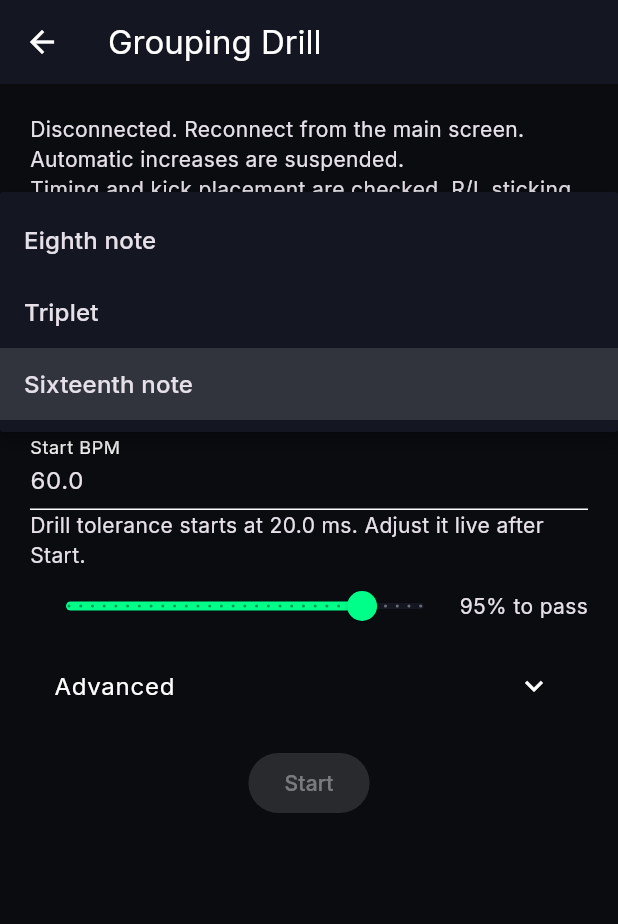
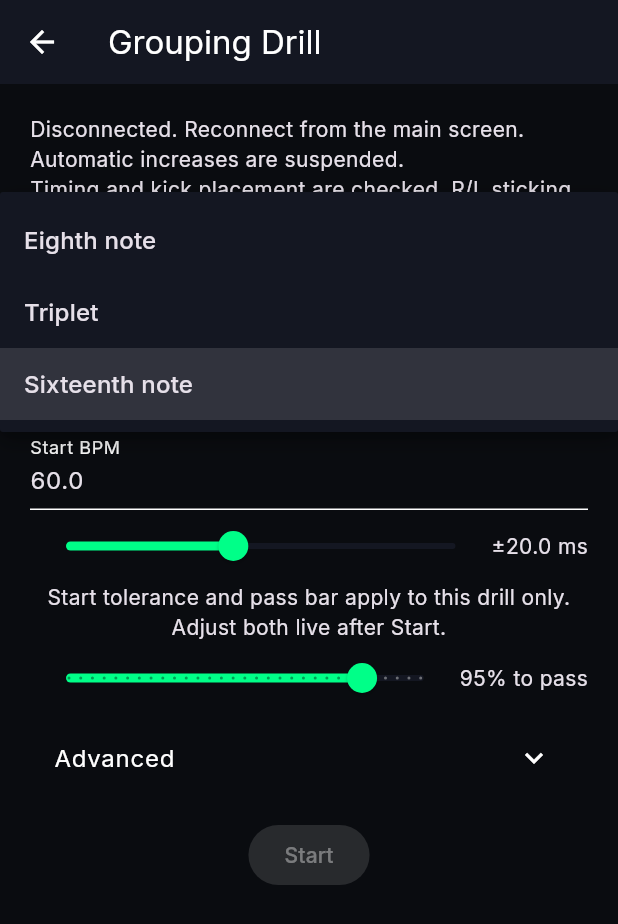
Before and after one commit to ziab/gridlock, a Flutter app: the DrillScreen screen opened directly, after a tap on "Sixteenth note", on a phone screen of 412 x 824 dp. Shown: the top 924 px of the screen. Run offline on Flutter 3.47's test engine with Material 3 defaults, Android fonts, the light colour scheme and no system bars; our stand-ins replace google_fonts, shared_preferences, wakelock_plus; accounts and stored records are empty.

Commit message:
Drill: remembered setup, start-menu sliders, session floor plus 3x step-back

```diff
--- a/companion/lib/models/drill_state.dart
+++ b/companion/lib/models/drill_state.dart
@@ -2,7 +2,7 @@ import '../constants/app_constants.dart';
 
 class DrillState {
   final String state, pattern;
-  final double bpm, best, attempted, nextBpm, progress, accuracy;
+  final double bpm, best, attempted, nextBpm, floorBpm, progress, accuracy;
   final int passes, activeSlot, beatsRemaining, missing, wrong, late, extras;
   final bool automatic, noHits, limitReached, sequenceDetected, sequenceSeen;
   final bool hasBlock, failAccuracy, failExtras, failSequence;
@@ -24,6 +24,7 @@ class DrillState {
     this.best = 0,
     this.attempted = 0,
     this.nextBpm = 0,
+    this.floorBpm = AppConstants.drillStartBpm,
     this.progress = 0,
     this.accuracy = 0,
     this.passes = 0,
@@ -64,6 +65,7 @@ class DrillState {
       best: number('best'),
       attempted: number('attempted'),
       nextBpm: number('nextBpm'),
+      floorBpm: (json['floorBpm'] as num?)?.toDouble() ?? number('bpm'),
       progress: number('progress').clamp(0, 1),
       accuracy: number('accuracy'),
       passes: number('passes').toInt(),
--- a/companion/lib/screens/drill_screen.dart
+++ b/companion/lib/screens/drill_screen.dart
@@ -3,6 +3,7 @@ import 'package:provider/provider.dart';
 import '../constants/app_colors.dart';
 import '../constants/app_constants.dart';
 import '../services/connection_service.dart';
+import '../services/drill_settings.dart';
 import '../models/drill_state.dart';
 import '../widgets/drill_pass.dart';
 import '../widgets/drill_tolerance.dart';
@@ -24,6 +25,7 @@ class _DrillScreenState extends State<DrillScreen> {
   final _form = GlobalKey<FormState>();
   int _spacing = 2;
   double _pass = AppConstants.drillPassDefault;
+  double? _tolerance;
 
   @override
   void initState() {
@@ -32,13 +34,36 @@ class _DrillScreenState extends State<DrillScreen> {
       controller.addListener(_suggestTempo);
     }
     _suggestTempo();
+    _restore();
+  }
+
+  Future<void> _restore() async {
+    final saved = await DrillSettings.load();
+    if (!mounted) return;
+    setState(() {
+      _spacing = saved.spacing;
+      _pass = saved.passThreshold;
+      _tolerance = saved.tolerance;
+      _kick.text = saved.kick.toString();
+      _pattern.text = saved.pattern;
+      if (saved.bpm != null) {
+        _bpm.text = saved.bpm.toString();
+      } else {
+        _suggestTempo();
+      }
+    });
+  }
+
+  double _setupTolerance() {
+    final main =
+        context.read<ConnectionService>().parameters['tolerance_ms']?.value ??
+        AppConstants.drillToleranceMs;
+    return _tolerance ?? main;
   }
 
   void _suggestTempo() {
     final pattern = _pattern.text.replaceAll(RegExp(r'\s'), '').toUpperCase();
-    final tolerance =
-        context.read<ConnectionService>().parameters['tolerance_ms']?.value ??
-        AppConstants.drillToleranceMs;
+    final tolerance = _setupTolerance();
     final key =
         '$pattern:$_spacing:${_kick.text}:${(tolerance * 10).round()}:${(_pass * 100).round()}';
     final best = context.read<ConnectionService>().drillHistory[key];
@@ -143,6 +168,7 @@ class _DrillScreenState extends State<DrillScreen> {
               : 'No tempo confirmed yet',
         ),
         Text('Highest attempted: ${drill.attempted.round()} BPM'),
+        Text('Session floor: ${drill.floorBpm.round()} BPM'),
         if (drill.nextBpm > 0)
           Text('Next repeat: ${drill.nextBpm.round()} BPM'),
         if (drill.active) _actions(connection),
@@ -262,8 +288,45 @@ class _DrillScreenState extends State<DrillScreen> {
           },
         ),
         _number(_bpm, 'Start BPM', AppConstants.bpmMin, AppConstants.bpmMax),
-        Text(
-          'Drill tolerance starts at ${connection.parameters['tolerance_ms']?.value ?? AppConstants.drillToleranceMs} ms. Adjust it live after Start.',
+        Builder(
+          builder: (context) {
+            final tolerance = _setupTolerance().clamp(
+              AppConstants.toleranceMin,
+              AppConstants.toleranceMax,
+            );
+            return Column(
+              children: [
+                Row(
+                  children: [
+                    Expanded(
+                      child: Slider(
+                        value: tolerance,
+                        min: AppConstants.toleranceMin,
+                        max: AppConstants.toleranceMax,
+                        divisions:
+                            ((AppConstants.toleranceMax -
+                                        AppConstants.toleranceMin) *
+                                    2)
+                                .round(),
+                        label: '±${tolerance.toStringAsFixed(1)} ms',
+                        onChanged: (value) {
+                          setState(() {
+                            _tolerance = value;
+                            _suggestTempo();
+                          });
+                        },
+                      ),
+                    ),
+                    Text('±${tolerance.toStringAsFixed(1)} ms'),
+                  ],
+                ),
+                const Text(
+                  'Start tolerance and pass bar apply to this drill only. Adjust both live after Start.',
+                  textAlign: TextAlign.center,
+                ),
+              ],
+            );
+          },
         ),
         Row(
           children: [
@@ -292,8 +355,9 @@ class _DrillScreenState extends State<DrillScreen> {
         const SizedBox(height: 12),
         FilledButton(
           onPressed: connection.isConnected
-              ? () {
+              ? () async {
                   if (!_form.currentState!.validate()) return;
+                  final tolerance = _setupTolerance();
                   connection.drillCommand(
                     'start',
                     settings: {
@@ -301,12 +365,20 @@ class _DrillScreenState extends State<DrillScreen> {
                       'spacing': _spacing,
                       'bpm': double.parse(_bpm.text),
                       'kick': int.tryParse(_kick.text) ?? -1,
-                      'tolerance':
-                          connection.parameters['tolerance_ms']?.value ??
-                          AppConstants.drillToleranceMs,
+                      'tolerance': tolerance,
                       'passThreshold': _pass,
                     },
                   );
+                  await DrillSettings(
+                    pattern: _pattern.text,
+                    spacing: _spacing,
+                    bpm: double.parse(_bpm.text),
+                    kick:
+                        int.tryParse(_kick.text) ??
+                        AppConstants.drillKickNote,
+                    tolerance: tolerance,
+                    passThreshold: _pass,
+                  ).save();
                 }
               : null,
           child: const Text('Start'),
--- /dev/null
+++ b/companion/lib/services/drill_settings.dart
@@ -0,0 +1,49 @@
+import 'package:shared_preferences/shared_preferences.dart';
+import '../constants/app_constants.dart';
+
+/// Remembers the last drill setup on the phone so repeat sessions start
+/// where the previous one left off. Null bpm/tolerance mean "suggest".
+class DrillSettings {
+  final String pattern;
+  final int spacing;
+  final double? bpm;
+  final int kick;
+  final double? tolerance;
+  final double passThreshold;
+
+  const DrillSettings({
+    this.pattern = 'RLK',
+    this.spacing = 2,
+    this.bpm,
+    this.kick = AppConstants.drillKickNote,
+    this.tolerance,
+    this.passThreshold = AppConstants.drillPassDefault,
+  });
+
+  static Future<DrillSettings> load() async {
+    final prefs = await SharedPreferences.getInstance();
+    return DrillSettings(
+      pattern: prefs.getString('drill.pattern') ?? 'RLK',
+      spacing: prefs.getInt('drill.spacing') ?? 2,
+      bpm: prefs.getDouble('drill.bpm'),
+      kick: prefs.getInt('drill.kick') ?? AppConstants.drillKickNote,
+      tolerance: prefs.getDouble('drill.tolerance'),
+      passThreshold:
+          prefs.getDouble('drill.pass') ?? AppConstants.drillPassDefault,
+    );
+  }
+
+  Future<void> save() async {
+    final prefs = await SharedPreferences.getInstance();
+    await prefs.setString('drill.pattern', pattern);
+    await prefs.setInt('drill.spacing', spacing);
+    if (bpm != null) {
+      await prefs.setDouble('drill.bpm', bpm!);
+    }
+    await prefs.setInt('drill.kick', kick);
+    if (tolerance != null) {
+      await prefs.setDouble('drill.tolerance', tolerance!);
+    }
+    await prefs.setDouble('drill.pass', passThreshold);
+  }
+}
--- a/companion/pubspec.yaml
+++ b/companion/pubspec.yaml
@@ -13,6 +13,7 @@ dependencies:
   provider: ^6.1.2
   google_fonts: ^6.2.1
   wakelock_plus: ^1.2.8
+  shared_preferences: ^2.5.5
 
 dev_dependencies:
   flutter_test:
```
Also changed, not shown: companion/pubspec.lock, 7 other files.
